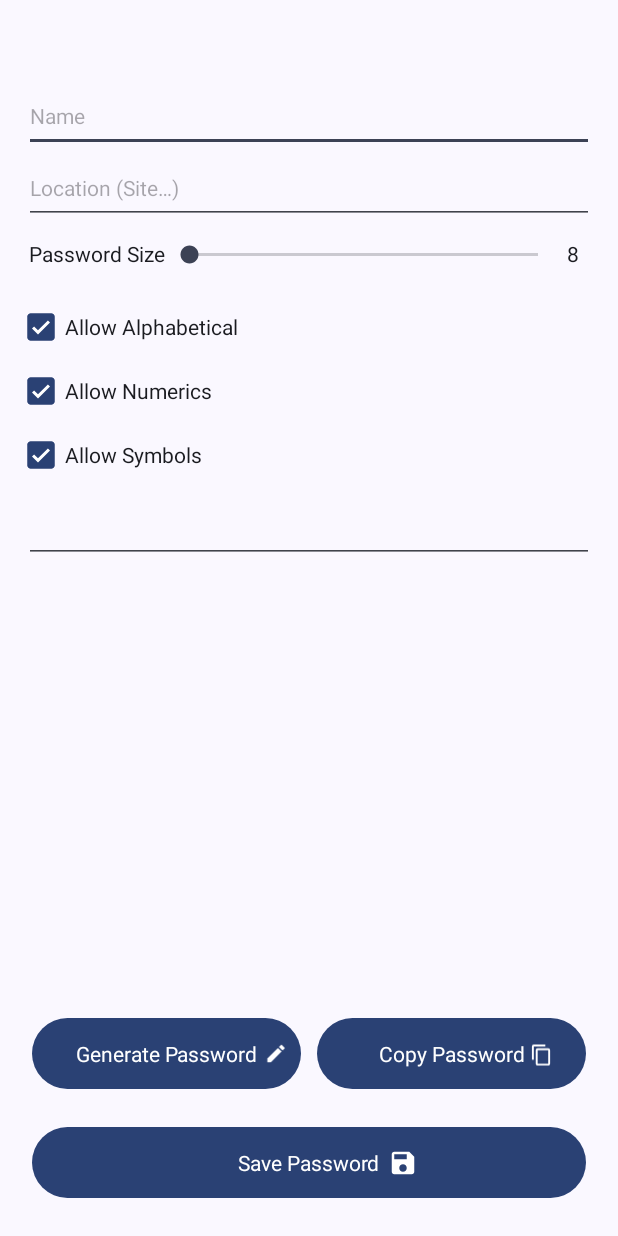
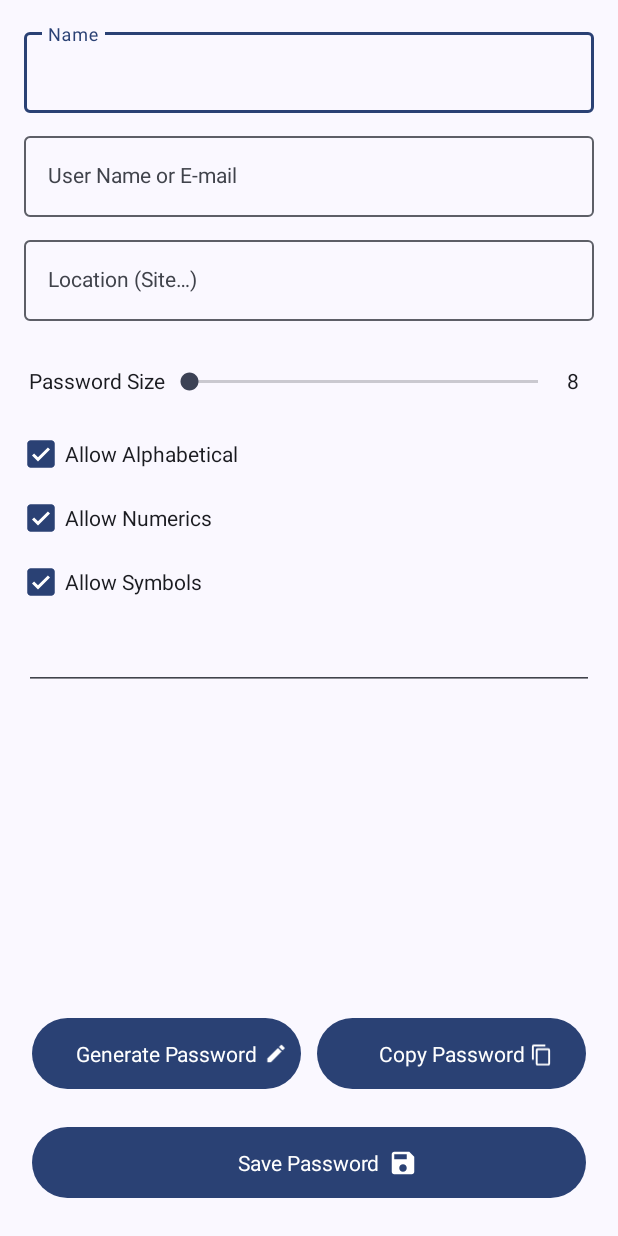
Before and after one commit to luisFPCosta/SimplePasswordManager, an Android app: the PasswordGeneratorActivity screen opened directly, with no data from a screen before it, on a phone screen of 412 x 824 dp. Run offline under Robolectric (Android 15) with nearby library versions, the phone set to English and light mode, and no system bars; our stand-ins replace Room's generated code; libraries missing offline, so code that uses them is left out: net.sqlcipher.database; 5 statements that could not run were skipped.

Commit message:
searchbar added; layout improvements; Updated database, adding a field for username;

```diff
--- a/app/src/main/java/com/luisinho/simplepasswordmanager/data/Constants.kt
+++ b/app/src/main/java/com/luisinho/simplepasswordmanager/data/Constants.kt
@@ -8,6 +8,7 @@ class Constants  {
     }
     object Model{
         const val NAME = "name"
+        const val USERNAME = "username"
         const val PASSWORD = "password"
         const val LOCAL = "local"
 
--- a/app/src/main/java/com/luisinho/simplepasswordmanager/model/PasswordModel.kt
+++ b/app/src/main/java/com/luisinho/simplepasswordmanager/model/PasswordModel.kt
@@ -10,6 +10,7 @@ import com.luisinho.simplepasswordmanager.data.Constants
 data class PasswordModel(
     @PrimaryKey(autoGenerate = true) @ColumnInfo(name = "id") var id: Int = 0,
     @ColumnInfo(name = Constants.Model.NAME) var name: String,
+    @ColumnInfo(name = Constants.Model.USERNAME) var username: String = "",
     @ColumnInfo(name = Constants.Model.LOCAL) var local: String?,
     @ColumnInfo(name = Constants.Model.PASSWORD) var password: String
 )
--- a/app/src/main/java/com/luisinho/simplepasswordmanager/repository/PasswordDAO.kt
+++ b/app/src/main/java/com/luisinho/simplepasswordmanager/repository/PasswordDAO.kt
@@ -24,4 +24,7 @@ interface PasswordDAO {
 
     @Query("SELECT * FROM password")
     suspend fun getAll(): List<PasswordModel>
+
+    @Query("SELECT * FROM password WHERE (name = :term) OR (local = :term)")
+    suspend fun search(term: String): List<PasswordModel>
 }
--- a/app/src/main/java/com/luisinho/simplepasswordmanager/repository/PasswordDataBase.kt
+++ b/app/src/main/java/com/luisinho/simplepasswordmanager/repository/PasswordDataBase.kt
@@ -4,11 +4,14 @@ import android.content.Context
 import androidx.room.Database
 import androidx.room.Room
 import androidx.room.RoomDatabase
+import androidx.room.migration.Migration
+import androidx.sqlite.db.SupportSQLiteDatabase
+import com.luisinho.simplepasswordmanager.data.Constants
 import com.luisinho.simplepasswordmanager.model.PasswordModel
 import net.sqlcipher.database.SupportFactory
 
 
-@Database(entities = [PasswordModel::class], version = 1)
+@Database(entities = [PasswordModel::class], version = 2)
 abstract class PasswordDataBase : RoomDatabase() {
     abstract fun passwordDAO(): PasswordDAO
 
@@ -22,10 +25,18 @@ abstract class PasswordDataBase : RoomDatabase() {
                     INSTANCE =
                         Room.databaseBuilder(context, PasswordDataBase::class.java, "passwordDB")
                             .openHelperFactory(factory)
+                            .addMigrations(MIGRATION_1_2)
                             .build()
                 }
             }
             return INSTANCE
         }
+
+        private val MIGRATION_1_2 = object : Migration(1, 2) {
+            override fun migrate(database: SupportSQLiteDatabase) {
+                val username = Constants.Model.USERNAME
+                database.execSQL("ALTER TABLE password ADD COLUMN $username TEXT NOT NULL DEFAULT ''")
+            }
+        }
     }
 }
--- a/app/src/main/java/com/luisinho/simplepasswordmanager/repository/PasswordRepository.kt
+++ b/app/src/main/java/com/luisinho/simplepasswordmanager/repository/PasswordRepository.kt
@@ -27,5 +27,8 @@ class PasswordRepository(context: Context) {
     suspend fun getAll(): List<PasswordModel> {
         return passwordDataBase.getAll()
     }
+    suspend fun search(term:String):List<PasswordModel>{
+        return passwordDataBase.search(term)
+    }
 
 }
--- a/app/src/main/java/com/luisinho/simplepasswordmanager/view/MainActivity.kt
+++ b/app/src/main/java/com/luisinho/simplepasswordmanager/view/MainActivity.kt
@@ -4,6 +4,7 @@ import android.content.Intent
 import android.os.Bundle
 import android.view.View
 import androidx.appcompat.app.AppCompatActivity
+import androidx.appcompat.widget.SearchView
 import androidx.lifecycle.ViewModelProvider
 import androidx.lifecycle.lifecycleScope
 import androidx.recyclerview.widget.LinearLayoutManager
--- a/app/src/main/java/com/luisinho/simplepasswordmanager/view/viewHolder/PasswordViewHolder.kt
+++ b/app/src/main/java/com/luisinho/simplepasswordmanager/view/viewHolder/PasswordViewHolder.kt
@@ -21,6 +21,11 @@ class PasswordViewHolder(
         } else {
             item.textLocal.text = password.local
         }
+        if (password.username.isNullOrEmpty()) {
+            item.textUsername.text = context.getString(R.string.username_not_specified)
+        } else {
+            item.textUsername.text = password.username
+        }
         itemView.setOnClickListener {
             listener.onClick(password)
         }
--- a/app/src/main/java/com/luisinho/simplepasswordmanager/viewmodel/MainViewModel.kt
+++ b/app/src/main/java/com/luisinho/simplepasswordmanager/viewmodel/MainViewModel.kt
@@ -16,6 +16,11 @@ class MainViewModel(application: Application) : AndroidViewModel(application) {
         _listPasswords.value = passwordList
         return passwordList
     }
+    suspend fun search(term: String): List<PasswordModel> {
+        val passwordList = repository.search(term)
+        _listPasswords.value = passwordList
+        return passwordList
+    }
 
     suspend fun delete(password: PasswordModel) {
         repository.delete(password)
--- a/app/src/main/res/layout/activity_password_generator.xml
+++ b/app/src/main/res/layout/activity_password_generator.xml
@@ -6,34 +6,73 @@
     android:layout_height="match_parent"
     android:padding="16dp">
 
-    <EditText
-        android:id="@+id/edit_name"
-        style="@style/edittext"
-        android:autofillHints="account name"
-        android:hint="@string/name"
-        android:inputType="textAutoComplete|textCapSentences"
-        app:layout_constraintBottom_toBottomOf="parent"
+    <com.google.android.material.textfield.TextInputLayout
+        android:id="@+id/name_layout"
+        android:layout_width="match_parent"
+        android:layout_height="wrap_content"
         app:layout_constraintEnd_toEndOf="parent"
         app:layout_constraintStart_toStartOf="parent"
         app:layout_constraintTop_toTopOf="parent"
-        app:layout_constraintVertical_bias=".05" />
+        >
 
-    <EditText
-        android:id="@+id/edit_local"
+    <com.google.android.material.textfield.TextInputEditText
+        android:id="@+id/edit_name"
         style="@style/edittext"
-        android:autofillHints="account local"
-        android:hint="@string/location_site"
-        android:inputType="textUri"
+        android:layout_width="match_parent"
+        android:layout_height="wrap_content"
+        android:layout_marginBottom="10dp"
+        android:hint="@string/name"
+        android:autofillHints="account name"
+        android:inputType="textAutoComplete|textCapSentences" />
+    </com.google.android.material.textfield.TextInputLayout>
+
+
+    <com.google.android.material.textfield.TextInputLayout
+        android:id="@+id/username_layout"
+        android:layout_width="match_parent"
+        android:layout_height="wrap_content"
         app:layout_constraintEnd_toEndOf="parent"
         app:layout_constraintStart_toStartOf="parent"
-        app:layout_constraintTop_toBottomOf="@id/edit_name" />
+        app:layout_constraintTop_toBottomOf="@id/name_layout">
+
+        <com.google.android.material.textfield.TextInputEditText
+            android:id="@+id/edit_username"
+            style="@style/edittext"
+            android:layout_width="match_parent"
+            android:layout_height="wrap_content"
+            android:layout_marginBottom="10dp"
+            android:autofillHints="password"
+            android:hint="@string/username"
+            android:inputType="textAutoComplete" />
+
+    </com.google.android.material.textfield.TextInputLayout>
+    <com.google.android.material.textfield.TextInputLayout
+        android:id="@+id/local_layout"
+        android:layout_width="match_parent"
+        android:layout_height="wrap_content"
+        app:layout_constraintEnd_toEndOf="parent"
+        app:layout_constraintStart_toStartOf="parent"
+        app:layout_constraintTop_toBottomOf="@id/username_layout">
+
+        <com.google.android.material.textfield.TextInputEditText
+            android:id="@+id/edit_local"
+            style="@style/edittext"
+            android:layout_width="match_parent"
+            android:layout_height="wrap_content"
+            android:layout_marginBottom="20dp"
+            android:autofillHints="account local"
+            android:hint="@string/location_site"
+            android:inputType="textUri" />
+
+    </com.google.android.material.textfield.TextInputLayout>
+
 
     <TextView
         android:id="@+id/text_password_size"
         style="@style/textview"
         android:text="@string/password_size"
         app:layout_constraintStart_toStartOf="parent"
-        app:layout_constraintTop_toBottomOf="@id/edit_local" />
+        app:layout_constraintTop_toBottomOf="@id/local_layout" />
 
     <androidx.appcompat.widget.AppCompatSeekBar
         android:id="@+id/seekbar_password_size"
@@ -43,7 +82,7 @@
         android:max="56"
         app:layout_constraintEnd_toStartOf="@+id/text_chars_in_password"
         app:layout_constraintStart_toEndOf="@id/text_password_size"
-        app:layout_constraintTop_toBottomOf="@id/edit_local" />
+        app:layout_constraintTop_toBottomOf="@id/local_layout" />
 
     <TextView
         android:id="@+id/text_chars_in_password"
@@ -54,7 +93,7 @@
         android:text="@string/chars_in_password"
         app:layout_constraintEnd_toEndOf="parent"
         app:layout_constraintStart_toEndOf="@id/seekbar_password_size"
-        app:layout_constraintTop_toBottomOf="@id/edit_local" />
+        app:layout_constraintTop_toBottomOf="@id/local_layout" />
 
     <CheckBox
         android:id="@+id/checkbox_allow_alphabetical"
@@ -96,24 +135,24 @@
         app:layout_constraintEnd_toStartOf="@id/button_copy_password"
         app:layout_constraintStart_toStartOf="parent"
         app:layout_constraintTop_toTopOf="parent"
-        app:layout_constraintVertical_bias=".9"
-        />
+        app:layout_constraintVertical_bias=".9" />
+
     <TextView
         android:id="@+id/text_button_generate_password"
+        style="@style/tint"
         android:layout_width="wrap_content"
-        style="@style/tint"
         android:layout_height="wrap_content"
+        android:text="@string/generate_password"
         app:layout_constraintBottom_toBottomOf="@id/button_generate_password"
         app:layout_constraintEnd_toEndOf="@id/button_generate_password"
         app:layout_constraintStart_toStartOf="@id/button_generate_password"
-        app:layout_constraintTop_toTopOf="@id/button_generate_password"
-        android:text="@string/generate_password" />
+        app:layout_constraintTop_toTopOf="@id/button_generate_password" />
 
 
     <com.google.android.material.imageview.ShapeableImageView
+        style="@style/tint"
         android:layout_width="wrap_content"
         android:layout_height="15dp"
-        style="@style/tint"
         android:src="@drawable/baseline_create_24"
         app:layout_constraintBottom_toBottomOf="@id/text_button_generate_password"
         app:layout_constraintStart_toEndOf="@id/text_button_generate_password"
@@ -129,27 +168,28 @@
         app:layout_constraintTop_toTopOf="parent"
         app:layout_constraintVertical_bias=".9"
         tools:ignore="RtlSymmetry" />
+
     <TextView
         android:id="@+id/text_button_copy_password"
+        style="@style/tint"
         android:layout_width="wrap_content"
         android:layout_height="wrap_content"
-        style="@style/tint"
+        android:text="@string/copy_password"
         app:layout_constraintBottom_toBottomOf="@id/button_copy_password"
         app:layout_constraintEnd_toEndOf="@id/button_copy_password"
         app:layout_constraintStart_toStartOf="@id/button_copy_password"
-        app:layout_constraintTop_toTopOf="@id/button_copy_password"
-        android:text="@string/copy_password" />
+        app:layout_constraintTop_toTopOf="@id/button_copy_password" />
 
     <com.google.android.material.imageview.ShapeableImageView
+        style="@style/tint"
         android:layout_width="15dp"
         android:layout_height="wrap_content"
+        android:layout_marginStart="3dp"
+        android:paddingTop="2dp"
         android:src="@drawable/baseline_content_copy_24"
-        android:paddingTop="2dp"
-        android:layout_marginStart="3dp"
-        style="@style/tint"
         app:layout_constraintBottom_toBottomOf="@id/text_button_copy_password"
         app:layout_constraintStart_toEndOf="@id/text_button_copy_password"
-        app:layout_constraintTop_toTopOf="@id/text_button_copy_password"  />
+        app:layout_constraintTop_toTopOf="@id/text_button_copy_password" />
 
     <Button
         android:id="@+id/button_save_password"
@@ -160,23 +200,23 @@
 
     <TextView
         android:id="@+id/text_button_save_password"
+        style="@style/tint"
         android:layout_width="wrap_content"
         android:layout_height="wrap_content"
         android:text="@string/save_password"
-        style="@style/tint"
         app:layout_constraintBottom_toBottomOf="@id/button_save_password"
         app:layout_constraintEnd_toEndOf="@id/button_save_password"
         app:layout_constraintStart_toStartOf="@id/button_save_password"
         app:layout_constraintTop_toTopOf="@id/button_save_password" />
 
     <com.google.android.material.imageview.ShapeableImageView
+        style="@style/tint"
         android:layout_width="20dp"
-        style="@style/tint"
         android:layout_height="wrap_content"
+        android:layout_marginStart="5dp"
         android:src="@drawable/baseline_save_24"
-        android:layout_marginStart="5dp"
         app:layout_constraintBottom_toBottomOf="@id/text_button_save_password"
         app:layout_constraintStart_toEndOf="@id/text_button_save_password"
-        app:layout_constraintTop_toTopOf="@id/text_button_save_password"/>
+        app:layout_constraintTop_toTopOf="@id/text_button_save_password" />
 
 </androidx.constraintlayout.widget.ConstraintLayout>
--- a/app/src/main/res/layout/dialog_password_changer.xml
+++ b/app/src/main/res/layout/dialog_password_changer.xml
@@ -29,6 +29,7 @@
             android:textSize="16sp" />
 
         <EditText
+            android:gravity="center"
             android:id="@+id/old_password"
             android:layout_width="match_parent"
             android:layout_height="48dp"
@@ -39,6 +40,7 @@
             android:paddingEnd="10dp" />
 
         <EditText
+            android:gravity="center"
             android:id="@+id/new_password"
             android:layout_width="match_parent"
             android:layout_height="48dp"
@@ -49,6 +51,7 @@
             android:paddingEnd="10dp" />
 
         <EditText
+            android:gravity="center"
             android:id="@+id/repeat_password"
             android:layout_width="match_parent"
             android:layout_height="48dp"
@@ -56,7 +59,8 @@
             android:hint="@string/repeat_your_new_password"
             android:inputType="textVisiblePassword"
             android:paddingStart="10dp"
-            android:paddingEnd="10dp" />
+            android:paddingEnd="10dp"
+            android:layout_marginBottom="20dp"/>
     </LinearLayout>
 
     <LinearLayout
--- a/app/src/main/res/values/strings.xml
+++ b/app/src/main/res/values/strings.xml
@@ -53,4 +53,6 @@
     <string name="dialog_password_too_short">Too short. Minimum 4 characters</string>
     <string name="save_an_empty_password">It is not possible to save an empty password</string>
     <string name="no_password_saved">No password saved, click the button below to create one.</string>
+    <string name="username">User Name or E-mail</string>
+    <string name="username_not_specified">User not specified</string>
 </resources>
```
Also changed, not shown: app/src/main/java/com/luisinho/simplepasswordmanager/view/PasswordGeneratorActivity.kt (+5 -2 lines), app/src/main/res/layout/activity_main.xml (+9 -1 lines), app/src/main/res/layout/row_password.xml (+17 -9 lines), 1 other file.
